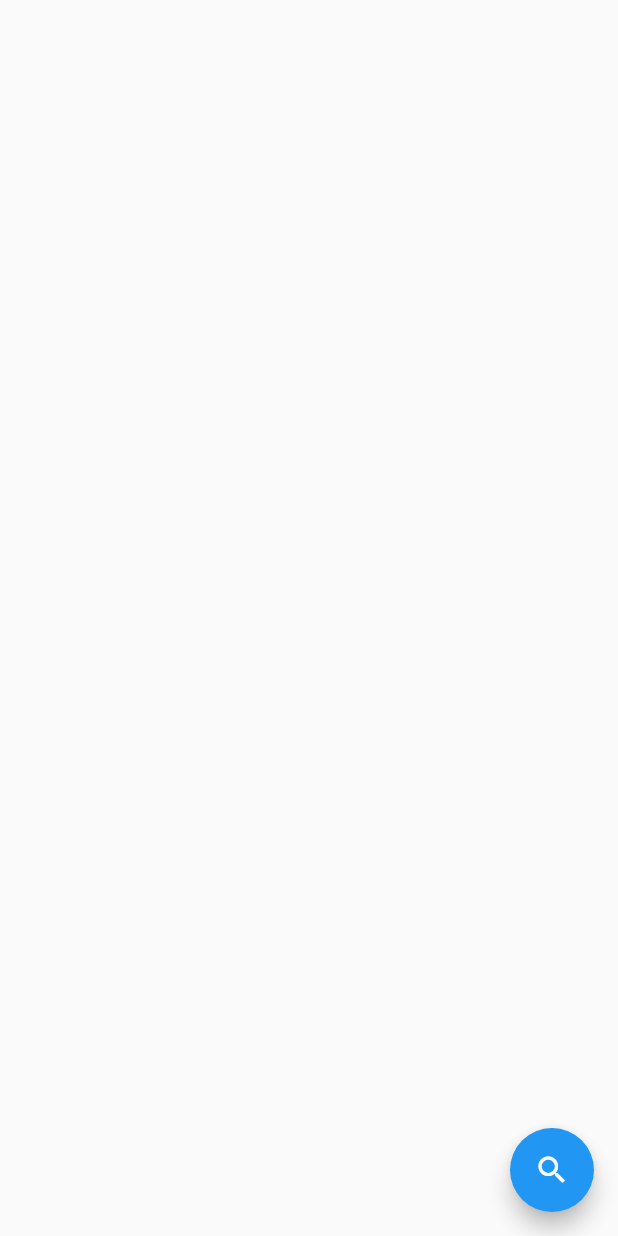
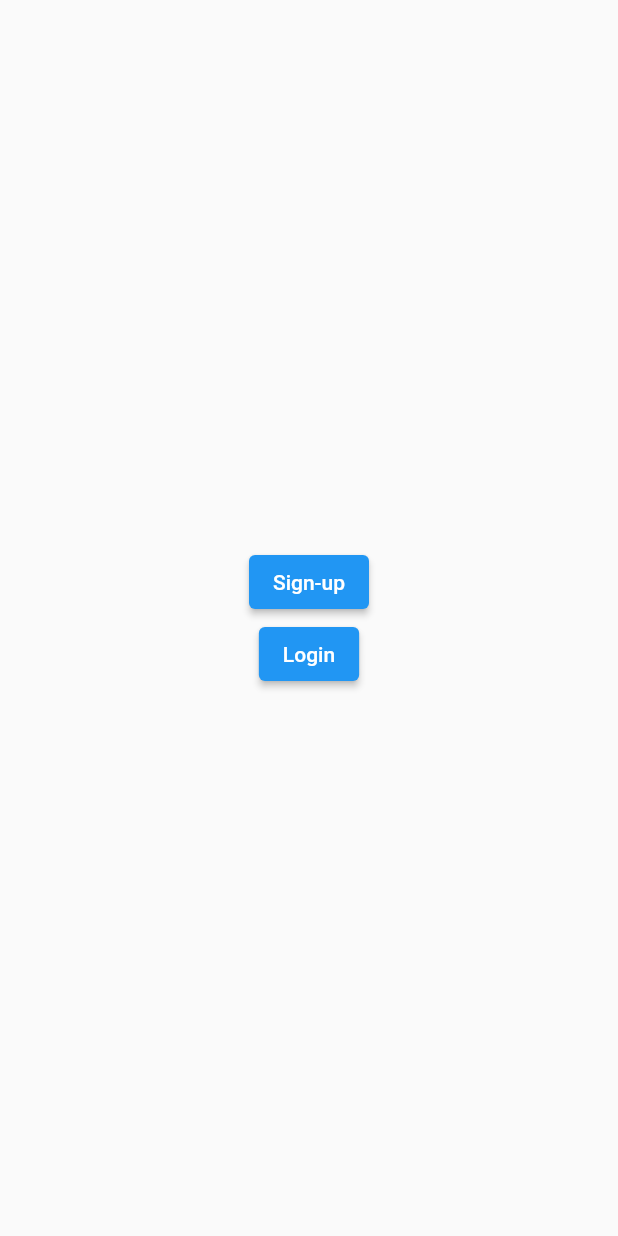
Before and after one commit to ZapeeoSheikh/karegar, a Flutter app: the screen it shows after launch, on a phone screen of 412 x 824 dp. Run offline on Flutter 3.47's test engine with Material 2 defaults, Android fonts, the light colour scheme and no system bars; our stand-ins replace cloud_firestore, firebase_auth, firebase_core; accounts and stored records are empty.

Commit message:
auth added

```diff
--- a/lib/data/app_exceptions.dart
+++ b/lib/data/app_exceptions.dart
@@ -1,35 +1,37 @@
-
-
 class AppExceptions implements Exception {
-  final _message;
-  final _prefix;
-  AppExceptions([this._message, this._prefix]);
+  String message = 'unknown';
+  String prefix = 'unknown';
+  AppExceptions(this.message, this.prefix);
 
   @override
   String toString() {
-    return '$_prefix: $_message';
+    return '$prefix: $message';
   }
+}
+
+class CustomException extends AppExceptions {
+  CustomException([String? message, String? prefix]) : super(message!, prefix!);
 }
 
 //404
 class FetchDataException extends AppExceptions {
   FetchDataException([String? message])
-      : super(message, 'Error During Communication');
+      : super(message!, 'Error During Communication');
 }
 
 //400
 class BadRequestException extends AppExceptions {
-  BadRequestException([String? message]) : super(message, 'Bad Request');
+  BadRequestException([String? message]) : super(message!, 'Bad Request');
 }
 
 //401
 class UnauthorizedAccessException extends AppExceptions {
   UnauthorizedAccessException([String? message])
-      : super(message, 'Unauthorized Access');
+      : super(message!, 'Unauthorized Access');
 }
 
 //500
 class InternalServerErrorException extends AppExceptions {
   InternalServerErrorException([String? message])
-      : super(message, 'Internal Server Error');
+      : super(message!, 'Internal Server Error');
 }
--- a/lib/main.dart
+++ b/lib/main.dart
@@ -1,6 +1,9 @@
 import 'package:firebase_core/firebase_core.dart';
 import 'package:flutter/material.dart';
+import 'package:provider/provider.dart';
+import 'package:softec/res/providers.dart';
 import 'package:softec/utils/routes.dart';
+import 'package:softec/view_models/auth_view_model.dart';
 
 import 'firebase_options.dart';
 
@@ -16,9 +19,12 @@ class MyApp extends StatelessWidget {
   const MyApp({super.key});
   @override
   Widget build(BuildContext context) {
-    return MaterialApp(
-      routes: Routes.generateRoutes(),
-      initialRoute: Routes.homePage,
+    return MultiProvider(
+      providers: providers,
+      child: MaterialApp(
+        routes: Routes.generateRoutes(),
+        initialRoute: Routes.authPage,
+      ),
     );
   }
 }
--- a/lib/models/users_model.dart
+++ b/lib/models/users_model.dart
@@ -3,10 +3,12 @@ class Users {
   final String userEmail;
   final String userId;
   final String userDeviceId;
+  final String imageUrl;
   Users(
       {required this.userName,
       required this.userEmail,
       required this.userId,
+      required this.imageUrl,
       required this.userDeviceId});
 
   Map<String, dynamic> toJson() {
@@ -15,6 +17,7 @@ class Users {
       'userEmail': userEmail,
       'userId': userId,
       'userDeviceId': userDeviceId,
+      'imageUrl' : imageUrl,
     };
   }
 
@@ -24,6 +27,6 @@ class Users {
           userEmail: json['userEmail'] as String,
           userId: json['userId'] as String,
           userDeviceId: json['userDeviceId'] as String,
+          imageUrl: json['imageUrl'],
         );
-
 }
--- /dev/null
+++ b/lib/res/global_variables.dart
@@ -0,0 +1,4 @@
+import '../models/users_model.dart';
+
+//User which is currently signedIn
+Users? currentUser;
--- /dev/null
+++ b/lib/res/providers.dart
@@ -0,0 +1,9 @@
+//Place your providers in this list
+import 'package:provider/provider.dart';
+import 'package:provider/single_child_widget.dart';
+import 'package:softec/view_models/auth_view_model.dart';
+
+
+List<SingleChildWidget> providers = [
+  ChangeNotifierProvider<AuthViewModel>(create: (_) => AuthViewModel()),
+];
--- a/lib/utils/routes.dart
+++ b/lib/utils/routes.dart
@@ -1,20 +1,21 @@
-
 import 'package:flutter/material.dart';
+import 'package:softec/view/auth_page.dart';
 
 import '../view/home_page.dart';
 import '../view/search_page.dart';
-
 
 class Routes {
   //Add new route name
   static String homePage = 'homePageRoute';
   static String searchPage = 'SearchPageRoute';
+  static String authPage = 'AuthPageRoute';
 
   static Map<String, Widget Function(BuildContext)> generateRoutes() {
     return {
       //Add route here
       homePage: (context) => const HomePage(),
       searchPage: (context) => const SearchPage(),
+      authPage: (context) => const AuthenticationPage(),
     };
   }
 }
--- /dev/null
+++ b/lib/view/auth_page.dart
@@ -0,0 +1,55 @@
+import 'package:flutter/material.dart';
+import 'package:provider/provider.dart';
+import 'package:softec/data/app_exceptions.dart';
+import 'package:softec/utils/error_dialogue.dart';
+import 'package:softec/view_models/auth_view_model.dart';
+
+class AuthenticationPage extends StatefulWidget {
+  const AuthenticationPage({super.key});
+
+  @override
+  State<AuthenticationPage> createState() => _AuthenticationPageState();
+}
+
+class _AuthenticationPageState extends State<AuthenticationPage> {
+  AuthViewModel authViewModel = AuthViewModel();
+  @override
+  Widget build(BuildContext context) {
+    return Scaffold(
+      body: Center(
+        child: Column(
+          mainAxisAlignment: MainAxisAlignment.center,
+          children: [
+            Provider.of<AuthViewModel>(context).authState == AuthState.loading ? SizedBox(
+              height: 30,
+              width: 30,
+              child: CircularProgressIndicator()) : ElevatedButton(
+              onPressed: () async{
+                try {
+                  await Provider.of<AuthViewModel>(context, listen:  false).signUp(
+                      email: 'bilalkashif467@gmail.com',
+                      password: 'test12345',
+                      userName: 'Bilal Kashif');
+                } on CustomException catch (error) {
+                  showErrorDialogue(error.prefix, error.message, context);
+                }
+              },
+              child:  Text('Sign-up'),
+            ),
+            ElevatedButton(
+              onPressed: () async{
+                try {
+                  await authViewModel.login(
+                      email: 'bilalkashif467@gmail.com', password: 'test12345');
+                } on CustomException catch (error) {
+                  showErrorDialogue(error.prefix, error.message, context);
+                }
+              },
+              child: authViewModel.authState == AuthState.loading ? CircularProgressIndicator() : Text('Login'),
+            ),
+          ],
+        ),
+      ),
+    );
+  }
+}
--- a/pubspec.yaml
+++ b/pubspec.yaml
@@ -38,6 +38,7 @@ dependencies:
   firebase_core: ^2.11.0
   firebase_auth: ^4.5.0
   cloud_firestore: ^4.6.0
+  provider: ^6.0.5
 
 dev_dependencies:
   flutter_test:
```
Also changed, not shown: lib/utils/error_dialogue.dart (added, +25 -0 lines), lib/view_models/auth_view_model.dart (+69 -0 lines), pubspec.lock. Lines whose indentation alone changed are shown as unchanged.
